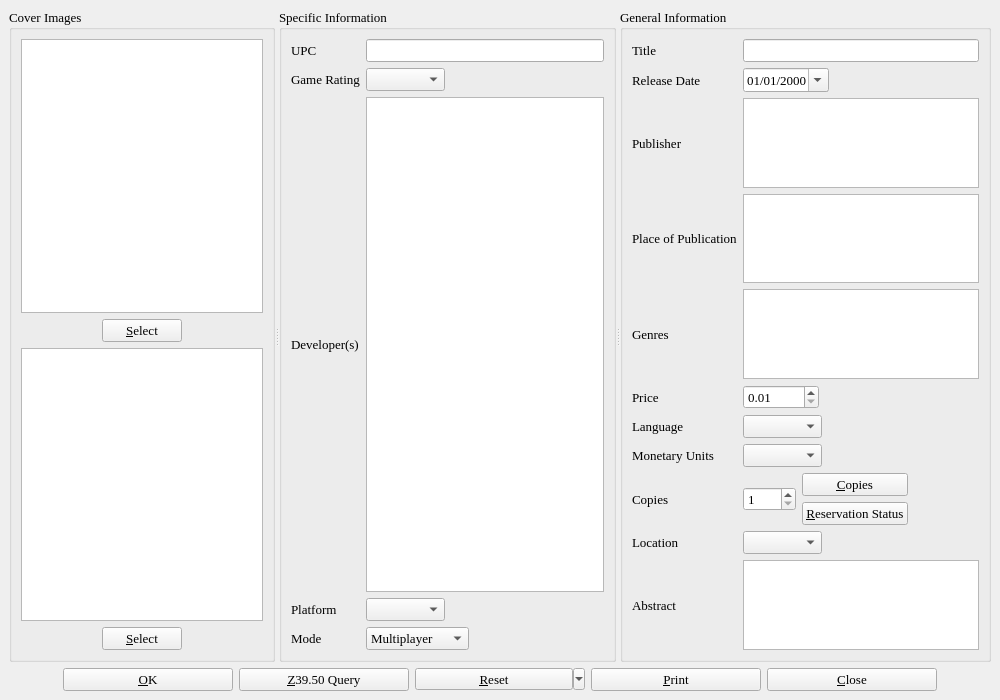
Before: the Qt Designer form videogameinfo.ui in textbrowser/biblioteq, drawn with Qt 5.
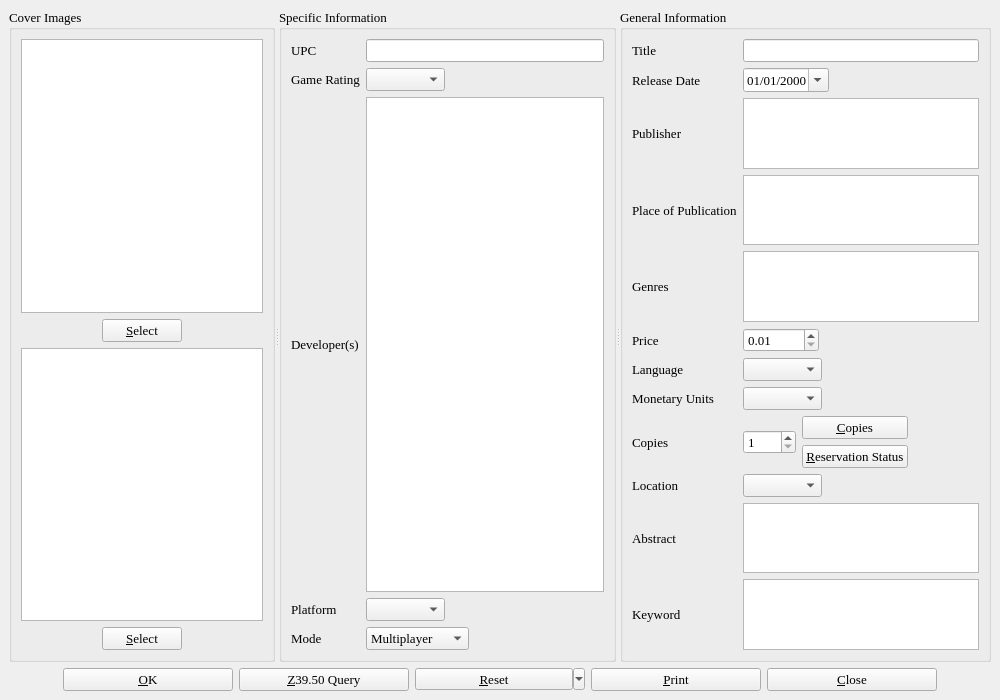
After: the same form once the commit is applied. Icons and pictures are not drawn. Custom widgets are drawn as their Qt base class.

Commit message: Default fonts. Added keyword fields.

```diff
--- a/videogameinfo.ui
+++ b/videogameinfo.ui
@@ -845,6 +845,12 @@
         </item>
         <item row="3" column="0">
          <widget class="QLabel" name="label_17">
+          <property name="font">
+           <font>
+            <family>Times</family>
+            <pointsize>10</pointsize>
+           </font>
+          </property>
           <property name="text">
            <string>Place of Publication</string>
           </property>
@@ -860,6 +866,37 @@
           </property>
          </widget>
         </item>
+        <item row="11" column="0">
+         <widget class="QLabel" name="label_12">
+          <property name="font">
+           <font>
+            <family>Times</family>
+            <pointsize>10</pointsize>
+            <weight>50</weight>
+            <italic>false</italic>
+            <bold>false</bold>
+            <underline>false</underline>
+            <strikeout>false</strikeout>
+           </font>
+          </property>
+          <property name="text">
+           <string>Keyword</string>
+          </property>
+         </widget>
+        </item>
+        <item row="11" column="1">
+         <widget class="hyperlinked_text_edit" name="keyword">
+          <property name="readOnly">
+           <bool>false</bool>
+          </property>
+          <property name="textInteractionFlags">
+           <set>Qt::LinksAccessibleByKeyboard|Qt::LinksAccessibleByMouse|Qt::TextBrowserInteraction|Qt::TextEditable|Qt::TextEditorInteraction|Qt::TextSelectableByKeyboard|Qt::TextSelectableByMouse</set>
+          </property>
+          <property name="openLinks">
+           <bool>false</bool>
+          </property>
+         </widget>
+        </item>
        </layout>
       </widget>
      </widget>
```
Left out of the diff: 13 changed lines with no effect on the pictures. The commit also changes 12 other files.
